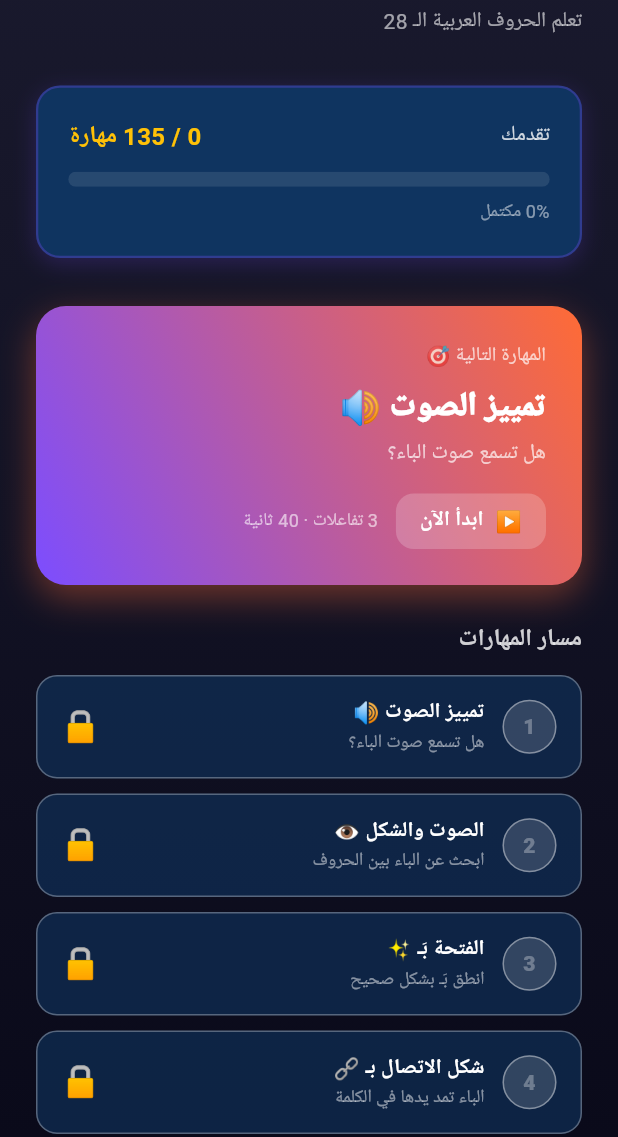
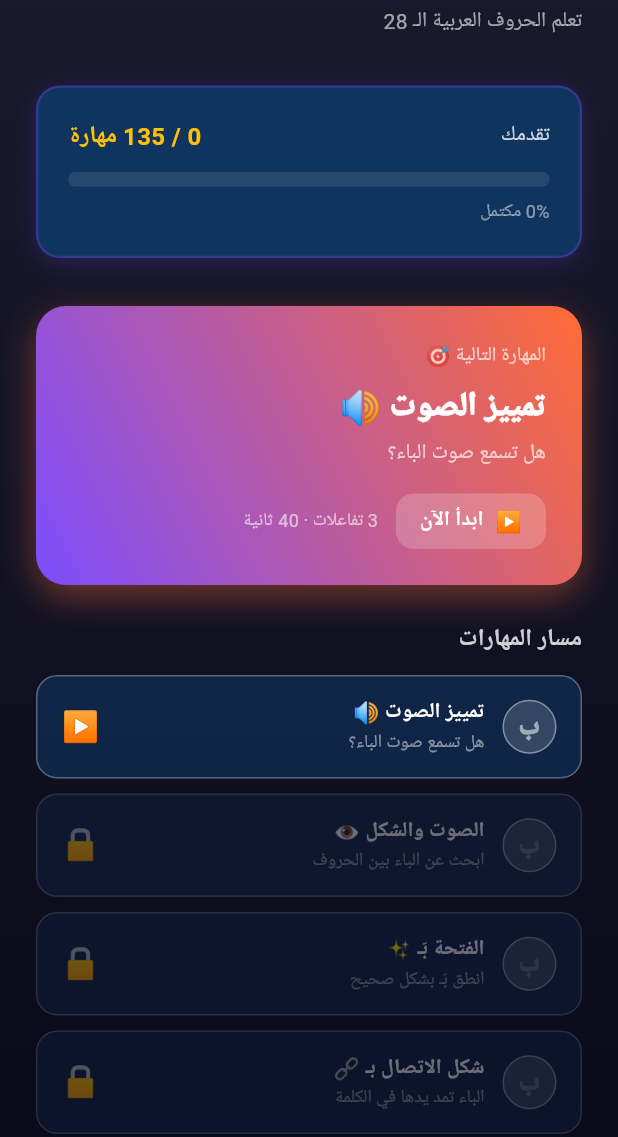
Before and after one commit to tparty335-coder/arabi-fasih, a Flutter app: the HomeScreen screen opened directly, on a phone screen of 412 x 824 dp, the part 99-1236 px from its top. Run offline on Flutter 3.47's test engine with Material 3 defaults, Android fonts, the phone set to English and light mode, and no system bars; our stand-ins replace flutter_tts, shared_preferences; accounts and stored records are empty; Roboto replaces fonts that are missing (Cairo).

Commit message:
fix: 3 critical bugs — progression ladder now works correctly

```diff
--- a/lib/models/mastery_record.dart
+++ b/lib/models/mastery_record.dart
@@ -72,11 +72,11 @@ class MasteryRecord {
 
     if (isCorrect) {
       correctStreak++;
-      _checkMasteryAdvance();
     } else {
-      // فشل واحد — لا عقاب، لكن نصفّر الـ streak
       correctStreak = 0;
     }
+    // ✅ FIX: استدعِ دائماً بعد كل محاولة (سواء صح أو خطأ)
+    _checkMasteryAdvance();
   }
 
   /// هل هذه الجلسة انتهت؟ (3 محاولات)
--- a/lib/screens/home_screen.dart
+++ b/lib/screens/home_screen.dart
@@ -89,7 +89,7 @@ class HomeScreen extends StatelessWidget {
                       const SizedBox(height: 24),
 
                       // ===== قائمة كل المهارات =====
-                      _buildSkillsList(mastery),
+                      _buildSkillsList(context, mastery),
                     ],
                   ),
                 );
@@ -326,7 +326,7 @@ class HomeScreen extends StatelessWidget {
     );
   }
 
-  Widget _buildSkillsList(MasteryService mastery) {
+  Widget _buildSkillsList(BuildContext context, MasteryService mastery) {
     return Expanded(
       child: Column(
         crossAxisAlignment: CrossAxisAlignment.start,
@@ -334,9 +334,8 @@ class HomeScreen extends StatelessWidget {
           Text(
             'مسار المهارات',
             style: TextStyle(
-              color: Colors.white.withOpacity(0.8),
-              fontSize: 16,
-              fontWeight: FontWeight.w700,
+              color: Colors.white.withValues(alpha: 0.8),
+              fontSize: 16, fontWeight: FontWeight.w700,
               fontFamily: AdventureSkin.arabicFont,
             ),
           ),
@@ -347,7 +346,13 @@ class HomeScreen extends StatelessWidget {
               itemBuilder: (context, index) {
                 final node = SkillDAG.nodes[index];
                 final record = mastery.getRecord(node.id);
-                return _buildSkillTile(node, record, index);
+                // تحقق من المتطلبات بشكل صحيح
+                final isLocked = node.prerequisites.any((prereqId) {
+                  final prereq = mastery.getRecord(prereqId);
+                  return prereq.status == NodeStatus.unseen ||
+                         prereq.status == NodeStatus.learning;
+                });
+                return _buildSkillTile(context, node, record, index, isLocked);
               },
             ),
           ),
@@ -356,97 +361,68 @@ class HomeScreen extends StatelessWidget {
     );
   }
 
-  Widget _buildSkillTile(SkillNode node, dynamic record, int index) {
+  Widget _buildSkillTile(BuildContext context, SkillNode node, dynamic record, int index, bool isLocked) {
     final status = record.status as NodeStatus;
-    final isLocked = node.prerequisites.isNotEmpty &&
-        !node.prerequisites.every((id) {
-          // سيتحقق المشروع من هذا لاحقاً
-          return true;
-        });
 
     Color statusColor;
     String statusEmoji;
 
     switch (status) {
       case NodeStatus.masteredFinal:
-        statusColor = AdventureSkin.success;
-        statusEmoji = '✅';
-        break;
+        statusColor = AdventureSkin.success; statusEmoji = '✅'; break;
       case NodeStatus.masteredTemp:
       case NodeStatus.review1:
       case NodeStatus.review2:
-        statusColor = AdventureSkin.accent;
-        statusEmoji = '⏰';
-        break;
+        statusColor = AdventureSkin.accent; statusEmoji = '⏰'; break;
       case NodeStatus.learning:
-        statusColor = AdventureSkin.primary;
-        statusEmoji = '🎮';
-        break;
+        statusColor = AdventureSkin.primary; statusEmoji = '🎮'; break;
       default:
-        statusColor = Colors.white30;
-        statusEmoji = '🔒';
+        statusColor = isLocked ? Colors.white24 : Colors.white54;
+        statusEmoji = isLocked ? '🔒' : '▶️';
     }
 
-    return Container(
+    return GestureDetector(
+      onTap: isLocked ? null : () => _navigateToActivity(context, node),
+      child: AnimatedOpacity(
+        duration: const Duration(milliseconds: 200),
+        opacity: isLocked ? 0.4 : 1.0,
+        child: Container(
           margin: const EdgeInsets.only(bottom: 10),
           padding: const EdgeInsets.symmetric(horizontal: 16, vertical: 14),
           decoration: BoxDecoration(
-        color: AdventureSkin.cardBg.withOpacity(0.6),
+            color: AdventureSkin.cardBg.withValues(alpha: 0.6),
             borderRadius: BorderRadius.circular(14),
-        border: Border.all(color: statusColor.withOpacity(0.3)),
+            border: Border.all(color: statusColor.withValues(alpha: 0.3)),
           ),
-      child: Row(
-        children: [
-          // رقم العقدة
+          child: Row(children: [
             Container(
-            width: 36,
-            height: 36,
+              width: 36, height: 36,
               decoration: BoxDecoration(
-              color: statusColor.withOpacity(0.15),
+                color: statusColor.withValues(alpha: 0.15),
                 shape: BoxShape.circle,
-              border: Border.all(color: statusColor.withOpacity(0.4)),
+                border: Border.all(color: statusColor.withValues(alpha: 0.4)),
               ),
-            child: Center(
-              child: Text(
-                '${index + 1}',
-                style: TextStyle(
-                  color: statusColor,
-                  fontWeight: FontWeight.w900,
-                  fontSize: 14,
-                ),
-              ),
-            ),
+              child: Center(child: Text(node.letter,
+                  style: TextStyle(color: statusColor,
+                      fontWeight: FontWeight.w900, fontSize: 18,
+                      fontFamily: AdventureSkin.arabicFont))),
             ),
             const SizedBox(width: 12),
-
-          // العنوان
-          Expanded(
-            child: Column(
+            Expanded(child: Column(
               crossAxisAlignment: CrossAxisAlignment.start,
               children: [
-                Text(
-                  _nodeTitle(node.type),
-                  style: const TextStyle(
-                    color: Colors.white,
-                    fontSize: 14,
-                    fontWeight: FontWeight.w700,
-                    fontFamily: AdventureSkin.arabicFont,
+                Text(_nodeTitle(node.type),
+                    style: const TextStyle(color: Colors.white,
+                        fontSize: 14, fontWeight: FontWeight.w700,
+                        fontFamily: AdventureSkin.arabicFont)),
+                Text(_nodeDescription(node.type),
+                    style: TextStyle(color: Colors.white.withValues(alpha: 0.5),
+                        fontSize: 12, fontFamily: AdventureSkin.arabicFont)),
+              ],
+            )),
+            Text(statusEmoji, style: const TextStyle(fontSize: 20)),
+          ]),
         ),
-                ),
-                Text(
-                  _nodeDescription(node.type),
-                  style: TextStyle(
-                    color: Colors.white.withOpacity(0.5),
-                    fontSize: 12,
-                    fontFamily: AdventureSkin.arabicFont,
-                  ),
-                ),
-              ],
-            ),
-          ),
-
-          Text(statusEmoji, style: const TextStyle(fontSize: 20)),
-        ],
       ),
     );
   }
--- a/lib/services/mastery_service.dart
+++ b/lib/services/mastery_service.dart
@@ -76,30 +76,25 @@ class MasteryService extends ChangeNotifier {
   // محرك التعلم — المهارة التالية
   // =============================================
   SkillNode? getNextSkill() {
+    // المرور 1: أولوية للمراجعات المستحقة
     for (final node in SkillDAG.nodes) {
       final record = _records[node.id];
       final status = record?.status ?? NodeStatus.unseen;
-
-      // تحقق من المتطلبات
-      final prereqsMet = node.prerequisites.every((prereqId) {
-        final prereq = _records[prereqId];
-        return prereq?.status == NodeStatus.masteredTemp ||
-            prereq?.status == NodeStatus.review1 ||
-            prereq?.status == NodeStatus.review2 ||
-            prereq?.status == NodeStatus.masteredFinal;
-      });
-
+      final prereqsMet = _prereqsMet(node);
       if (!prereqsMet) continue;
-
-      // أولوية للمراجعات المستحقة
       if ((status == NodeStatus.masteredTemp ||
               status == NodeStatus.review1 ||
               status == NodeStatus.review2) &&
           (record?.isDueForReview ?? false)) {
         return node;
       }
-
-      // مهارة لم تُتقَن بعد
+    }
+    // المرور 2: أول مهارة لم تُتقَن بعد
+    for (final node in SkillDAG.nodes) {
+      final record = _records[node.id];
+      final status = record?.status ?? NodeStatus.unseen;
+      final prereqsMet = _prereqsMet(node);
+      if (!prereqsMet) continue;
       if (status == NodeStatus.unseen || status == NodeStatus.learning) {
         return node;
       }
@@ -107,10 +102,28 @@ class MasteryService extends ChangeNotifier {
     return null;
   }
 
+  bool _prereqsMet(SkillNode node) {
+    return node.prerequisites.every((prereqId) {
+      final prereq = _records[prereqId];
+      // ✅ FIX: masteredTemp كافي لفتح العقدة التالية
+      return prereq != null &&
+          prereq.status != NodeStatus.unseen &&
+          prereq.status != NodeStatus.learning;
+    });
+  }
+
   // =============================================
   // إحصائيات
   // =============================================
   int get totalMastered => _records.values
+      .where((r) =>
+          r.status == NodeStatus.masteredTemp ||
+          r.status == NodeStatus.review1 ||
+          r.status == NodeStatus.review2 ||
+          r.status == NodeStatus.masteredFinal)
+      .length;
+
+  int get totalFullyMastered => _records.values
       .where((r) => r.status == NodeStatus.masteredFinal)
       .length;
 
```
Lines whose indentation alone changed are shown as unchanged.
